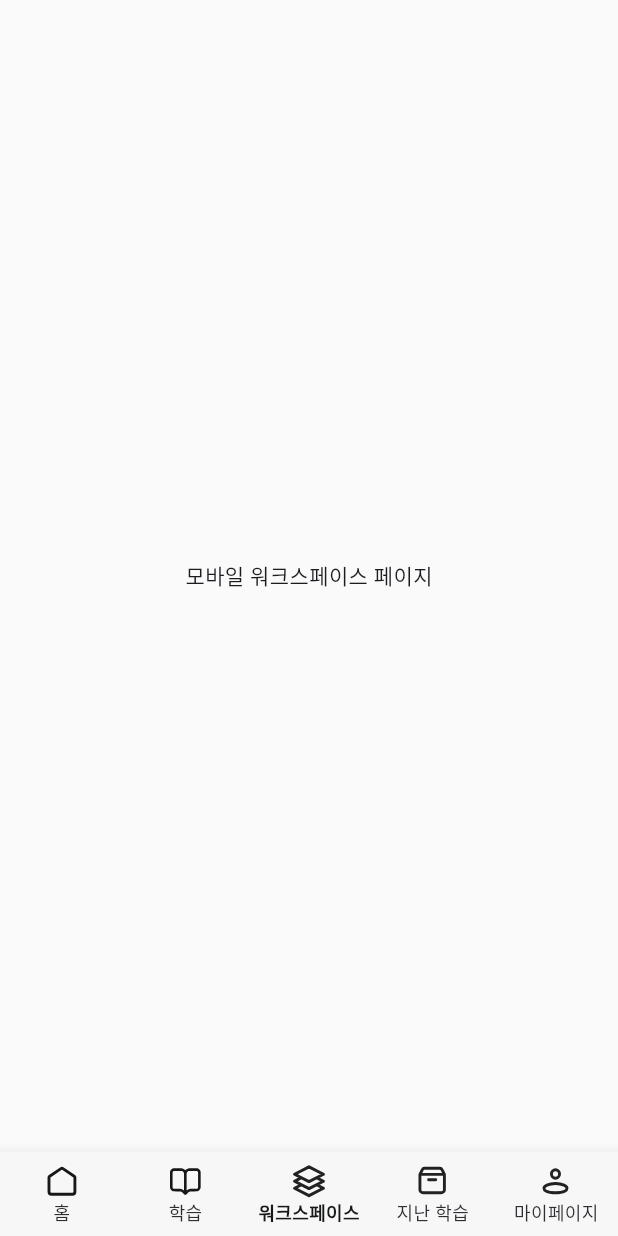
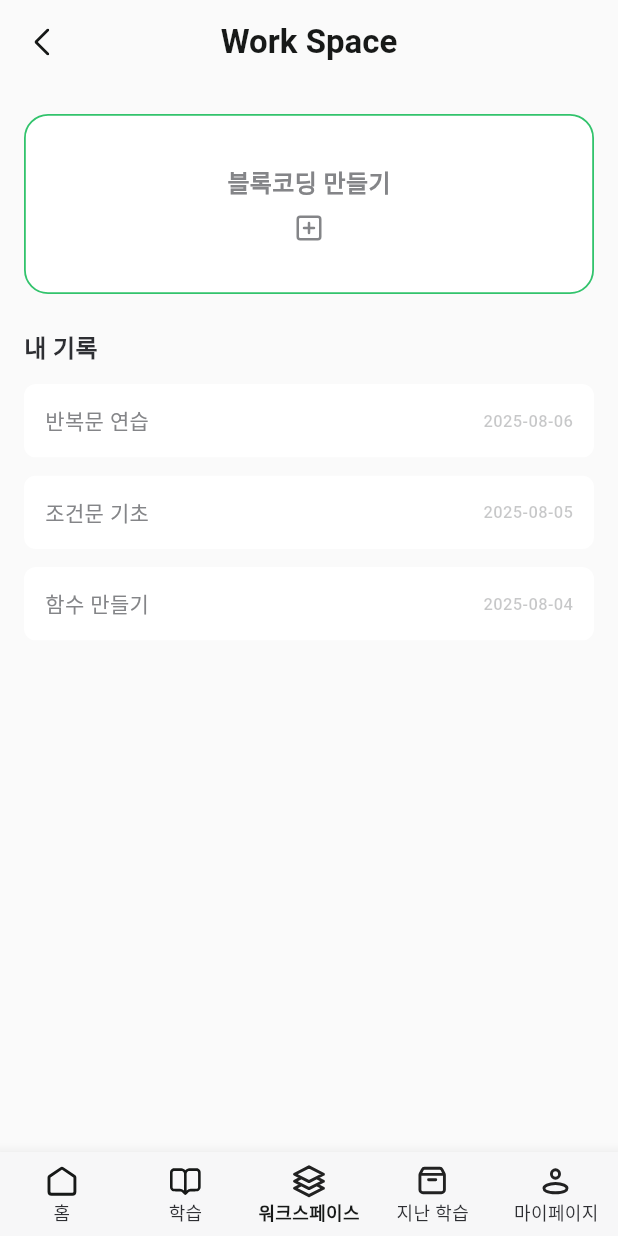
Before and after one commit to jjava-app/jjava_flutter, a Flutter app: the MaMainHolder screen opened by its route, scrolled down 576 dp, after a tap on "워크플레이스", on a phone screen of 412 x 824 dp. Run offline on Flutter 3.47's test engine with Material 3 defaults, Android fonts, the phone set to English and light mode, and no system bars; our stand-ins replace carousel_slider, flutter_riverpod, flutter_screenutil, flutter_svg; Roboto replaces fonts that are missing (Pretendard).

Commit message:
워크스페이스 리스트  ui

```diff
--- a/lib/_core/style/m_icon.dart
+++ b/lib/_core/style/m_icon.dart
@@ -13,7 +13,9 @@ class _Nav {
 }
 
 class _Top {
-  final Widget arrowBack = SvgPicture.asset('assets/icons/nav_top_arrow_back.svg');
+  final Widget arrowBack = SvgPicture.asset(
+    'assets/icons/nav_top_arrow_back.svg',
+  );
   final Widget logo = SvgPicture.asset('assets/images/global/main_logo.svg');
   final Widget profile = SvgPicture.asset('assets/images/profile.svg');
 }
@@ -58,41 +60,78 @@ class _Page {
 }
 
 class _Home {
-  final Widget arrowForward = SvgPicture.asset('assets/icons/page_home_arrow_forward.svg', width: 5, height: 9);
-  final Widget arrowUpper = SvgPicture.asset('assets/icons/page_home_arrow_upper.svg');
-  final Widget codeSquare = SvgPicture.asset('assets/icons/page_home_code_square.svg');
+  final Widget arrowForward = SvgPicture.asset(
+    'assets/icons/page_home_arrow_forward.svg',
+    width: 5,
+    height: 9,
+  );
+  final Widget arrowUpper = SvgPicture.asset(
+    'assets/icons/page_home_arrow_upper.svg',
+  );
+  final Widget codeSquare = SvgPicture.asset(
+    'assets/icons/page_home_code_square.svg',
+  );
   final Widget logo = SvgPicture.asset('assets/images/global/main_logo.svg');
   final Widget block = SvgPicture.asset('assets/icons/page_home_block.svg');
 }
 
 class _Login {
-  final Widget naver = SvgPicture.asset('assets/icons/page_login_naver_logo.svg');
-  final Widget kakao = SvgPicture.asset('assets/icons/page_login_kakao_logo.svg');
-  final Widget google = SvgPicture.asset('assets/icons/page_login_google_logo.svg');
+  final Widget naver = SvgPicture.asset(
+    'assets/icons/page_login_naver_logo.svg',
+  );
+  final Widget kakao = SvgPicture.asset(
+    'assets/icons/page_login_kakao_logo.svg',
+  );
+  final Widget google = SvgPicture.asset(
+    'assets/icons/page_login_google_logo.svg',
+  );
 }
 
 class _MyPage {
   final Widget logout = SvgPicture.asset('assets/icons/page_mypage_logout.svg');
-  final Widget naver = SvgPicture.asset('assets/icons/page_mypage_naver_logo.svg');
+  final Widget naver = SvgPicture.asset(
+    'assets/icons/page_mypage_naver_logo.svg',
+  );
 }
 
 class _Question {
-  final Widget square = SvgPicture.asset('assets/icons/page_question_square.svg');
-  final Widget warning1 = SvgPicture.asset('assets/icons/page_question_warning1.svg');
-  final Widget warning2 = SvgPicture.asset('assets/icons/page_question_warning2.svg');
-  final Widget polygon = SvgPicture.asset('assets/icons/page_question_polygon.svg');
-  final Widget destructive = SvgPicture.asset('assets/icons/page_question_destructive.svg');
+  final Widget square = SvgPicture.asset(
+    'assets/icons/page_question_square.svg',
+  );
+  final Widget warning1 = SvgPicture.asset(
+    'assets/icons/page_question_warning1.svg',
+  );
+  final Widget warning2 = SvgPicture.asset(
+    'assets/icons/page_question_warning2.svg',
+  );
+  final Widget polygon = SvgPicture.asset(
+    'assets/icons/page_question_polygon.svg',
+  );
+  final Widget destructive = SvgPicture.asset(
+    'assets/icons/page_question_destructive.svg',
+  );
 }
 
 class _SolvedQuestion {
-  final Widget copy = SvgPicture.asset('assets/icons/page_solved_question_copy.svg');
+  final Widget copy = SvgPicture.asset(
+    'assets/icons/page_solved_question_copy.svg',
+  );
 }
 
 class _Workspace {
   final Widget copy = SvgPicture.asset('assets/icons/page_worksapce_copy.svg');
-  final Widget arrowRight = SvgPicture.asset('assets/icons/page_workspace_arrow_right.svg');
-  final Widget delete = SvgPicture.asset('assets/icons/page_workspace_delete.svg');
-  final Widget plusSquare = SvgPicture.asset('assets/icons/page_workspace_plus_square.svg');
+  final Widget arrowRight = SvgPicture.asset(
+    'assets/icons/page_workspace_arrow_right.svg',
+  );
+  final Widget delete = SvgPicture.asset(
+    'assets/icons/page_workspace_delete.svg',
+  );
+  Widget plusSquare({double? size, Color? color}) => SvgPicture.asset(
+    'assets/icons/page_workspace_plus_square.svg',
+    width: size,
+    height: size,
+    color: color,
+  );
 }
 
 class _Global {
--- /dev/null
+++ b/lib/data/repository/worksapce_list_repository.dart
@@ -0,0 +1,31 @@
+class WorkspaceListRepository {
+  static List<WorkspaceItem> items = [
+    WorkspaceItem(
+      id: 101,
+      title: "반복문 연습",
+      date: "2025-08-06",
+    ),
+    WorkspaceItem(
+      id: 102,
+      title: "조건문 기초",
+      date: "2025-08-05",
+    ),
+    WorkspaceItem(
+      id: 103,
+      title: "함수 만들기",
+      date: "2025-08-04",
+    ),
+  ];
+}
+
+class WorkspaceItem {
+  final int id;
+  final String title;
+  final String date;
+
+  WorkspaceItem({
+    required this.id,
+    required this.title,
+    required this.date,
+  });
+}
--- a/lib/ui/ma_page/holder/ma_main_holder.dart
+++ b/lib/ui/ma_page/holder/ma_main_holder.dart
@@ -4,7 +4,7 @@ import 'package:jjava_flutter/ui/ma_page/holder/home/ma_home_page.dart';
 import 'package:jjava_flutter/ui/ma_page/holder/my_page/ma_my_page_page.dart';
 import 'package:jjava_flutter/ui/ma_page/holder/question/select_page/ma_question_select_page.dart';
 import 'package:jjava_flutter/ui/ma_page/holder/solved_question/ma_solved_question_page.dart';
-import 'package:jjava_flutter/ui/ma_page/holder/workspace/ma_workspace_page.dart';
+import 'package:jjava_flutter/ui/ma_page/holder/workspace/list/ma_workspace_list_page.dart';
 
 class MaMainHolder extends StatefulWidget {
   const MaMainHolder({super.key, this.initialIndex = 0});
@@ -45,7 +45,7 @@ class _MainHolderState extends State<MaMainHolder> {
         children: [
           loadPages.contains(0) ? MaHomePage() : Container(),
           loadPages.contains(1) ? MaQuestionSelectPage() : Container(),
-          loadPages.contains(2) ? MaWorkspacePage() : Container(),
+          loadPages.contains(2) ? MaWorkspaceListPage() : Container(),
           loadPages.contains(3) ? MaSolvedQuestionPage() : Container(),
           loadPages.contains(4) ? MaMyPagePage() : Container(),
         ],
--- /dev/null
+++ b/lib/ui/ma_page/holder/workspace/list/ma_workspace_list_page.dart
@@ -0,0 +1,27 @@
+import 'package:flutter/material.dart';
+import 'package:jjava_flutter/_core/style/m_icon.dart';
+import 'package:jjava_flutter/_core/style/m_text.dart';
+import 'package:jjava_flutter/ui/ma_page/holder/workspace/list/widgets/ma_workspace_list_body.dart';
+
+class MaWorkspaceListPage extends StatelessWidget {
+  const MaWorkspaceListPage({super.key});
+
+  @override
+  Widget build(BuildContext context) {
+    return Scaffold(
+      appBar: _appBar(context),
+      body: const MaWorkspaceListBody(),
+    );
+  }
+}
+
+AppBar _appBar(BuildContext context) {
+  return AppBar(
+    leading: IconButton(
+      icon: MIcon.nav.top.arrowBack,
+      onPressed: () => Navigator.pop(context),
+    ),
+    title: MText.h1('Work Space'),
+    centerTitle: true,
+  );
+}
--- /dev/null
+++ b/lib/ui/ma_page/holder/workspace/list/widgets/ma_workspace_list_body.dart
@@ -0,0 +1,61 @@
+import 'package:flutter/material.dart';
+import 'package:jjava_flutter/_core/style/m_color.dart';
+import 'package:jjava_flutter/_core/style/m_text.dart';
+import 'package:jjava_flutter/data/repository/worksapce_list_repository.dart';
+import 'package:jjava_flutter/ui/ma_page/holder/workspace/list/widgets/ma_workspace_list_button.dart';
+
+class MaWorkspaceListBody extends StatelessWidget {
+  const MaWorkspaceListBody({super.key});
+
+  @override
+  Widget build(BuildContext context) {
+    final items = WorkspaceListRepository.items;
+
+    return SafeArea(
+      child: ListView(
+        padding: EdgeInsets.symmetric(horizontal: 16, vertical: 12),
+        children: [
+          SizedBox(height: 8),
+          MaWorkspaceListButton(),
+          SizedBox(height: 24),
+          MText.buttonM('내 기록', color: MColor.kLabel.neutral),
+          SizedBox(height: 12),
+          ...items.map((e) {
+            return Padding(
+              padding: EdgeInsets.only(bottom: 12),
+              child: Material(
+                color: Colors.transparent,
+                child: InkWell(
+                  borderRadius: BorderRadius.circular(12),
+                  onTap: () => debugPrint("open workspace ${e.id}"),
+                  child: Ink(
+                    padding: EdgeInsets.symmetric(
+                      horizontal: 14,
+                      vertical: 14,
+                    ),
+                    decoration: BoxDecoration(
+                      color: MColor.kBackground.normal,
+                      borderRadius: BorderRadius.circular(8),
+                    ),
+                    child: Row(
+                      children: [
+                        Expanded(
+                          child: MText.h5(
+                            e.title,
+                            color: MColor.kLabel.alternative,
+                          ),
+                        ),
+                        SizedBox(width: 12),
+                        MText.bodyTiny(e.date, color: MColor.kLabel.assistive),
+                      ],
+                    ),
+                  ),
+                ),
+              ),
+            );
+          }),
+        ],
+      ),
+    );
+  }
+}
--- /dev/null
+++ b/lib/ui/ma_page/holder/workspace/list/widgets/ma_workspace_list_button.dart
@@ -0,0 +1,41 @@
+import 'package:flutter/material.dart';
+import 'package:jjava_flutter/_core/style/m_color.dart';
+import 'package:jjava_flutter/_core/style/m_icon.dart';
+import 'package:jjava_flutter/_core/style/m_text.dart';
+
+class MaWorkspaceListButton extends StatelessWidget {
+  const MaWorkspaceListButton({
+    super.key,
+  });
+
+  @override
+  Widget build(BuildContext context) {
+    return InkWell(
+      borderRadius: BorderRadius.circular(16),
+      onTap: () {
+        debugPrint("블록코딩 만들기 버튼");
+      },
+      child: Ink(
+        height: 120,
+        decoration: BoxDecoration(
+          color: Colors.white,
+          borderRadius: BorderRadius.circular(16),
+          border: Border.all(color: const Color(0xFF32C36C), width: 1.2),
+        ),
+        child: Center(
+          child: Column(
+            mainAxisSize: MainAxisSize.min,
+            children: [
+              MText.buttonM('블록코딩 만들기', color: MColor.kLabel.alternative),
+              SizedBox(height: 8),
+              MIcon.page.workspace.plusSquare(
+                size: 20,
+                color: MColor.kLabel.alternative,
+              ),
+            ],
+          ),
+        ),
+      ),
+    );
+  }
+}
```
